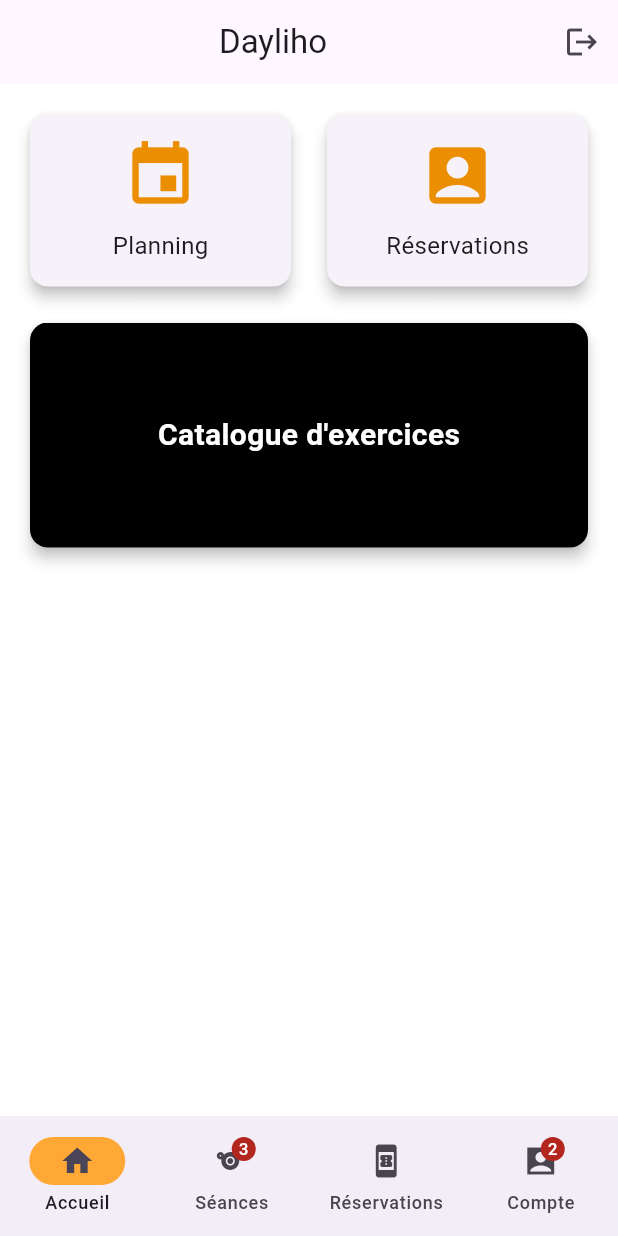
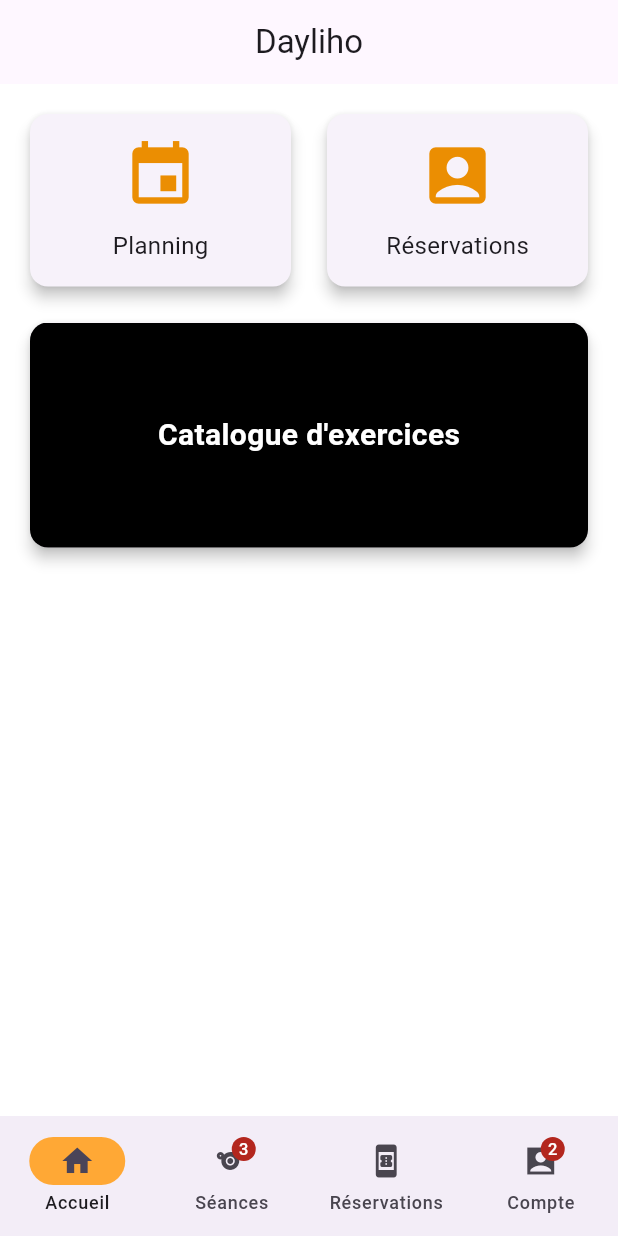
Before and after one commit to EvilKroma/Dayliho-App, a Flutter app: the SecondPage screen opened directly with empty values, on a phone screen of 412 x 824 dp. Run offline on Flutter 3.47's test engine with Material 3 defaults, Android fonts, the phone set to English and light mode, and no system bars; network calls fail.

```diff
--- a/lib/SecondPage.dart
+++ b/lib/SecondPage.dart
@@ -39,12 +39,6 @@ class _SecondPageState extends State<SecondPage> {
       backgroundColor: Colors.white, // Set background color to white
       appBar: AppBar(
         title: Center(child: Text("Dayliho")),
-        actions: [
-          IconButton(
-            onPressed: () => Navigator.pop(context),
-            icon: const Icon(Icons.logout),
-          ),
-        ],
         automaticallyImplyLeading: false, // Remove the back arrow
       ),
       bottomNavigationBar: NavigationBar(
```
Also changed, not shown: lib/Compte.dart (+16 -0 lines).
